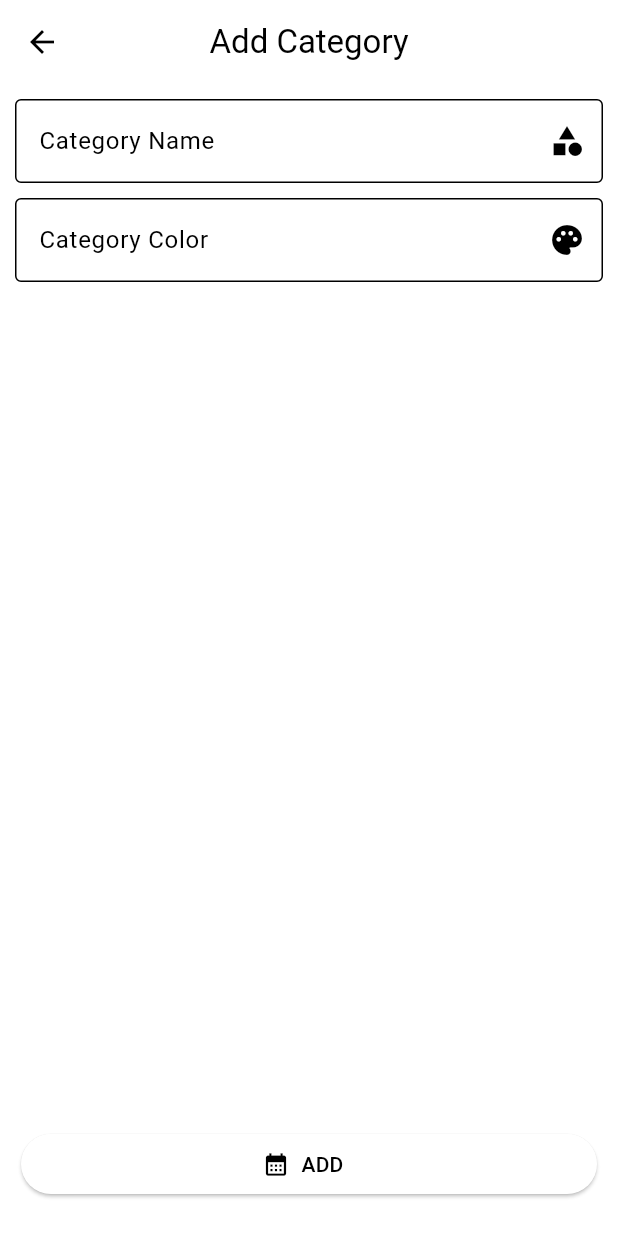
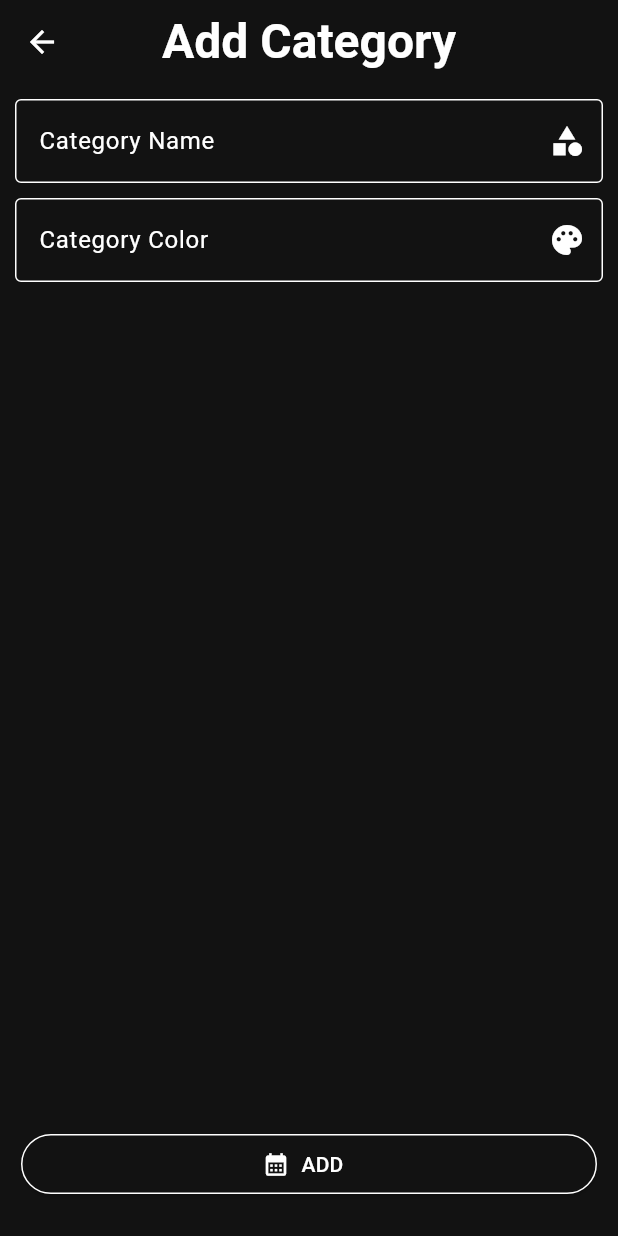
Before and after one commit to ozdemirberkay/yaplist, a Flutter app: the screen it shows after launch, after a tap on the "add" icon, on a phone screen of 412 x 824 dp. Run offline on Flutter 3.47's test engine with Material 2 defaults, Android fonts, the phone set to English and light mode, and no system bars; our stand-ins replace easy_localization, flutter_bloc, flutter_slidable.

Commit message:
colors updated

```diff
--- a/lib/main.dart
+++ b/lib/main.dart
@@ -44,7 +44,7 @@ class YaplistApp extends StatelessWidget {
       debugShowCheckedModeBanner: false,
       theme: YaplistTheme.light,
       darkTheme: YaplistTheme.dark,
-      themeMode: ThemeMode.light,
+      themeMode: ThemeMode.dark,
       routes: Routes.routes,
       initialRoute: Routes.initialScreen,
     );
--- a/lib/shareds/theme/appcolors.dart
+++ b/lib/shareds/theme/appcolors.dart
@@ -17,7 +17,8 @@ class AppColors {
     },
   );
 
-  static Color primaryColor = const Color(0xff000000);
+  static Color primaryColorLight = const Color(0xff000000);
+  static Color primaryColorDark = const Color(0xffffffff);
   static Color greyColor = const Color(0xff8181A5);
   static Color kWhiteColor = const Color(0xffffffff);
   static Color kBlackColor = const Color(0xff000000);
--- a/lib/shareds/theme/theme.dart
+++ b/lib/shareds/theme/theme.dart
@@ -7,16 +7,13 @@ class YaplistTheme {
   static ThemeData get light {
     return ThemeData(
       useMaterial3: Constants.useMaterial3,
-      primaryColor: AppColors.primaryColor,
-      // textTheme: ThemeUtils.lightTextTheme,
-      // scaffoldBackgroundColor: AppColors.kWhiteColor,
-      // primarySwatch: AppColors.primarySwatchOptiyolBlue,
+      primaryColor: AppColors.primaryColorLight,
+      textTheme: ThemeUtils.lightTextTheme,
       colorScheme: ColorScheme.light(
-        secondary: AppColors.primaryColor,
-        primary: AppColors.primaryColor,
+        secondary: AppColors.primaryColorLight,
+        primary: AppColors.primaryColorLight,
       ),
-      // elevatedButtonTheme: ThemeUtils.elevatedButtonTheme,
-      // // bottomSheetTheme: ThemeUtils.bottomSheetTheme,
+      elevatedButtonTheme: ThemeUtils.lightElevatedButtonTheme,
       inputDecorationTheme: ThemeUtils.inputDecorationTheme,
     );
   }
@@ -24,16 +21,13 @@ class YaplistTheme {
   static ThemeData get dark {
     return ThemeData(
       useMaterial3: Constants.useMaterial3,
-      // primaryColor: AppColors.primaryColor,
-      // textTheme: ThemeUtils.darkTextTheme,
-      // scaffoldBackgroundColor: AppColors.kBlackColor,
-      // primarySwatch: AppColors.primarySwatchOptiyolBlue,
-      // colorScheme: ColorScheme.dark(
-      //   secondary: AppColors.primaryColor,
-      //   primary: AppColors.primaryColor,
-      // ),
-      // elevatedButtonTheme: ThemeUtils.elevatedButtonTheme,
-      // // bottomSheetTheme: ThemeUtils.bottomSheetTheme,
+      primaryColor: AppColors.primaryColorDark,
+      textTheme: ThemeUtils.darkTextTheme,
+      colorScheme: ColorScheme.dark(
+        secondary: AppColors.primaryColorDark,
+        primary: AppColors.primaryColorDark,
+      ),
+      elevatedButtonTheme: ThemeUtils.darkElevatedButtonTheme,
       inputDecorationTheme: ThemeUtils.inputDecorationTheme,
     );
   }
--- a/lib/shareds/theme/theme_utils.dart
+++ b/lib/shareds/theme/theme_utils.dart
@@ -49,24 +49,21 @@ class ThemeUtils {
     );
   }
 
-  static ElevatedButtonThemeData get elevatedButtonTheme {
+  static ElevatedButtonThemeData get lightElevatedButtonTheme {
     return ElevatedButtonThemeData(
       style: ElevatedButton.styleFrom(
-        tapTargetSize: MaterialTapTargetSize.shrinkWrap,
-        shape: RoundedRectangleBorder(
-          borderRadius: Constants.borderRadius,
-        ),
+        side: BorderSide(color: AppColors.primaryColorDark),
       ),
     );
   }
 
-  // static BottomSheetThemeData get bottomSheetTheme {
-  //   return BottomSheetThemeData(
-  //     shape: RoundedRectangleBorder(
-  //       borderRadius: Constants.borderRadius,
-  //     ),
-  //   );
-  // }
+  static ElevatedButtonThemeData get darkElevatedButtonTheme {
+    return ElevatedButtonThemeData(
+      style: ElevatedButton.styleFrom(
+        side: BorderSide(color: AppColors.primaryColorDark),
+      ),
+    );
+  }
 
   static InputDecorationTheme get inputDecorationTheme {
     return const InputDecorationTheme(
--- a/lib/widgets/button/master_button.dart
+++ b/lib/widgets/button/master_button.dart
@@ -25,7 +25,7 @@ class MasterButton extends StatelessWidget {
             ? const SizedBox(
                 height: 20,
                 width: 20,
-                child: CircularProgressIndicator(strokeWidth: 2),
+                child: CircularProgressIndicator.adaptive(strokeWidth: 2),
               )
             : Icon(icon),
       ),
--- a/lib/widgets/button/master_icon_button.dart
+++ b/lib/widgets/button/master_icon_button.dart
@@ -23,7 +23,7 @@ class MasterIconButton extends StatelessWidget {
             ? const SizedBox(
                 height: 20,
                 width: 20,
-                child: CircularProgressIndicator(strokeWidth: 2),
+                child: CircularProgressIndicator.adaptive(strokeWidth: 2),
               )
             : Icon(icon),
       ),
```
